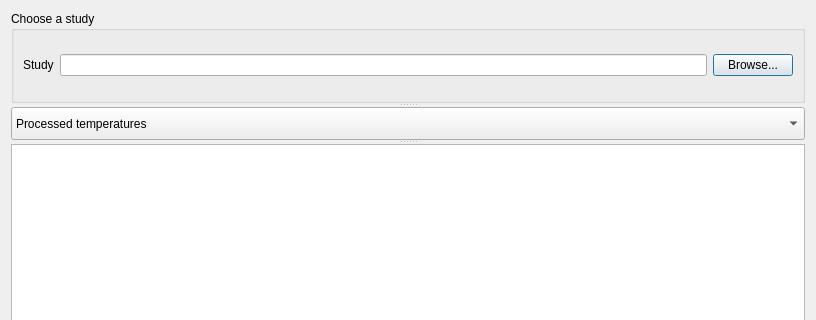
Above: Molonari_2021/ihm/small_application_sql/creationinput.ui from GVigne/Molonari-2022 before the change; both pictures show x 0 to 816 and y 0 to 320 of the 816 by 464 pixel window. Below: the same form after it.
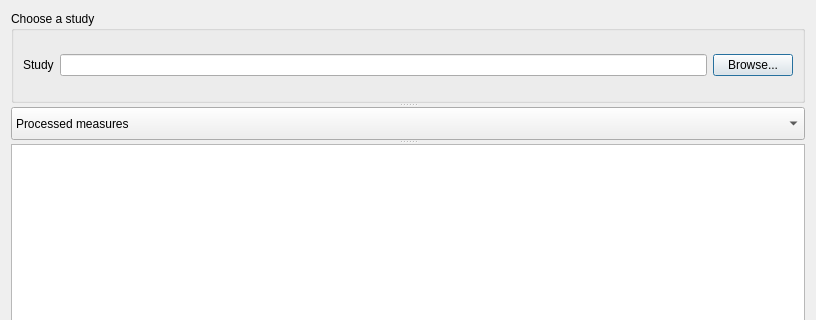
That is the form after the change.

Commit message: version de la petite appli tout à fait ok

```diff
--- a/Molonari_2021/ihm/small_application_sql/creationinput.ui
+++ b/Molonari_2021/ihm/small_application_sql/creationinput.ui
@@ -50,7 +50,7 @@
      <widget class="QComboBox" name="comboBox">
       <item>
        <property name="text">
-        <string>Processed temperatures</string>
+        <string>Processed measures</string>
        </property>
       </item>
       <item>
```
Left out of the diff: 7 changed lines with no effect on the pictures. The commit also changes 1 other file.
